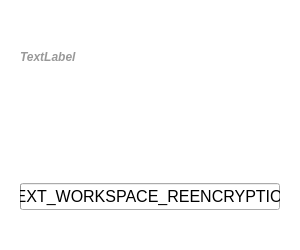
Before: the Qt Designer form parsec/core/gui/forms/workspace_button.ui in Scille/parsec-cloud, drawn with Qt 5.
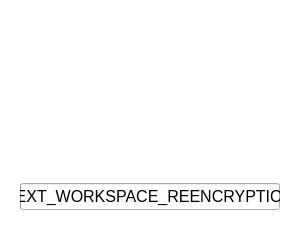
After: the same form once the commit is applied. Icons and pictures are not drawn. Custom widgets are drawn as their Qt base class.

```diff
--- a/parsec/core/gui/forms/workspace_button.ui
+++ b/parsec/core/gui/forms/workspace_button.ui
@@ -191,9 +191,6 @@
                     <bold>true</bold>
                    </font>
                   </property>
-                  <property name="text">
-                   <string>TextLabel</string>
-                  </property>
                  </widget>
                 </item>
                </layout>
```
